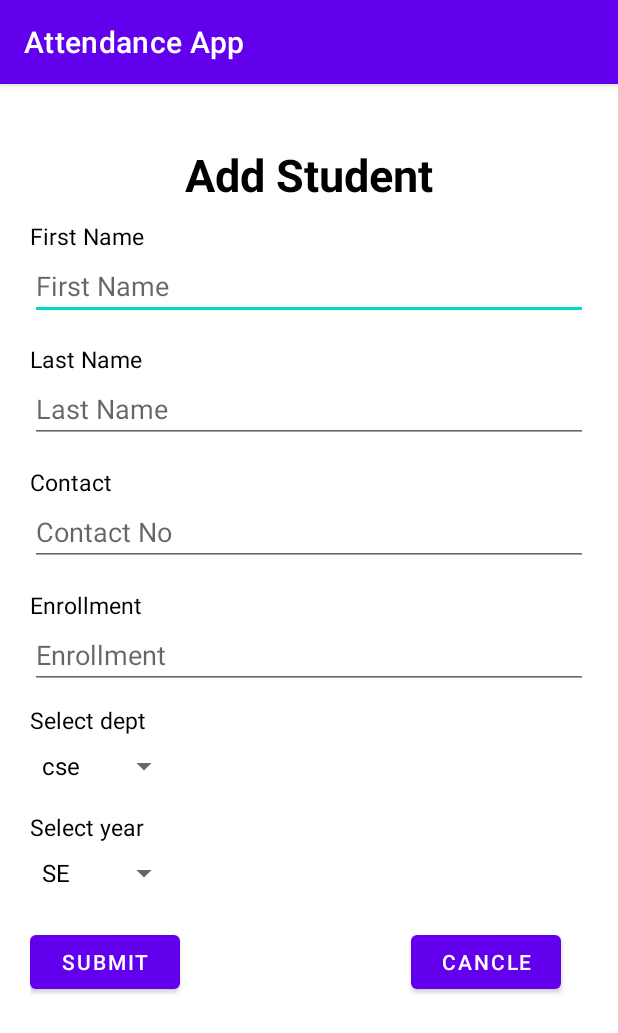
After one commit to TheYashshah/AttendanceApp, an Android app: the AddStudentActivity screen opened directly, with no data from a screen before it, on a phone screen of 412 x 824 dp. The commit adds this screen. Shown: the top 1033 px of the screen. Run offline under Robolectric (Android 15) with nearby library versions, the phone set to English and light mode, and no system bars.

Commit message:
some files added

```diff
--- a/app/src/main/AndroidManifest.xml
+++ b/app/src/main/AndroidManifest.xml
@@ -13,6 +13,12 @@
         android:supportsRtl="true"
         android:theme="@style/Theme.AttendanceApp"
         tools:targetApi="31" >
+        <activity
+            android:name=".AddFacultyActivity"
+            android:exported="false" />
+        <activity
+            android:name=".AddStudentActivity"
+            android:exported="false" />
         <activity
             android:name=".RegisterActivity"
             android:exported="false" />
--- /dev/null
+++ b/app/src/main/java/com/example/attendanceapp/AddStudentActivity.java
@@ -0,0 +1,147 @@
+package com.example.attendanceapp;
+
+import androidx.appcompat.app.AppCompatActivity;
+
+import android.content.Intent;
+import android.graphics.Color;
+import android.os.Bundle;
+import android.text.TextUtils;
+import android.view.View;
+import android.widget.AdapterView;
+import android.widget.ArrayAdapter;
+import android.widget.Button;
+import android.widget.EditText;
+import android.widget.Spinner;
+import android.widget.TextView;
+import android.widget.Toast;
+
+import com.example.attendanceapp.bean.StudentBean;
+import com.example.attendanceapp.db.DBAdapter;
+
+public class AddStudentActivity extends AppCompatActivity {
+
+    Button registerButton,CancelButton;
+    EditText textFirstName;
+    EditText textLastName;
+
+    EditText textcontact;
+    EditText textaddress;
+    Spinner spinnerbranch,spinneryear;
+    String userrole,branch,year;
+    private String[] branchString = new String[] { "cse"};
+    private String[] yearString = new String[] {"SE","TE","BE"};
+
+    @Override
+    protected void onCreate(Bundle savedInstanceState) {
+        super.onCreate(savedInstanceState);
+        setContentView(R.layout.activity_add_student);
+
+        spinnerbranch=(Spinner)findViewById(R.id.spinnerdept);
+        spinneryear=(Spinner)findViewById(R.id.spinneryear);
+        textFirstName=(EditText)findViewById(R.id.editTextFirstName);
+        textLastName=(EditText)findViewById(R.id.editTextLastName);
+        textcontact=(EditText)findViewById(R.id.editTextPhone);
+        textaddress=(EditText)findViewById(R.id.editTextaddr);
+        registerButton=(Button)findViewById(R.id.RegisterButton);
+        CancelButton = (Button)findViewById(R.id.Cancel_Button);
+
+        spinnerbranch.setOnItemSelectedListener(new AdapterView.OnItemSelectedListener() {
+            @Override
+            public void onItemSelected(AdapterView<?> arg0, View view, int arg2, long arg3) {
+                // TODO Auto-generated method stub
+                ((TextView) arg0.getChildAt(0)).setTextColor(Color.BLACK);
+                branch =(String) spinnerbranch.getSelectedItem();
+
+            }
+
+            @Override
+            public void onNothingSelected(AdapterView<?> arg0) {
+                // TODO Auto-generated method stub
+            }
+        });
+
+        ArrayAdapter<String> adapter_branch = new ArrayAdapter<String>(this,android.R.layout.simple_spinner_item, branchString);
+        adapter_branch.setDropDownViewResource(android.R.layout.simple_spinner_dropdown_item);
+        spinnerbranch.setAdapter(adapter_branch);
+
+///......................spinner2
+
+        spinneryear.setOnItemSelectedListener(new AdapterView.OnItemSelectedListener() {
+            @Override
+            public void onItemSelected(AdapterView<?> arg0, View view, int arg2, long arg3) {
+                // TODO Auto-generated method stub
+                ((TextView) arg0.getChildAt(0)).setTextColor(Color.BLACK);
+                year =(String) spinneryear.getSelectedItem();
+            }
+
+            @Override
+            public void onNothingSelected(AdapterView<?> arg0) {
+                // TODO Auto-generated method stub
+            }
+        });
+
+        ArrayAdapter<String> adapter_year = new ArrayAdapter<String>(this,android.R.layout.simple_spinner_item, yearString);
+        adapter_year.setDropDownViewResource(android.R.layout.simple_spinner_dropdown_item);
+        spinneryear.setAdapter(adapter_year);
+
+        registerButton.setOnClickListener(new View.OnClickListener() {
+
+            @Override
+            public void onClick(View v) {
+                // TODO Auto-generated method stub
+                //......................................validation
+                String first_name = textFirstName.getText().toString();
+                String last_name = textLastName.getText().toString();
+                String phone_no = textcontact.getText().toString();
+                String address = textaddress.getText().toString();
+
+                if (TextUtils.isEmpty(first_name)) {
+                    textFirstName.setError("please enter firstname");
+                }
+
+                else if (TextUtils.isEmpty(last_name)) {
+                    textLastName.setError("please enter lastname");
+                }
+                else if (TextUtils.isEmpty(phone_no)) {
+                    textcontact.setError("please enter phoneno");
+                }
+
+                else if (TextUtils.isEmpty(address)) {
+                    textaddress.setError("enter address");
+                }
+                else {
+
+                    StudentBean studentBean = new StudentBean();
+
+                    studentBean.setStudent_firstname(first_name);
+                    studentBean.setStudent_lastname(last_name);
+                    studentBean.setStudent_mobilenumber(phone_no);
+                    studentBean.setStudent_address(address);
+                    studentBean.setStudent_department(branch);
+                    studentBean.setStudent_class(year);
+
+                    DBAdapter dbAdapter= new DBAdapter(AddStudentActivity.this);
+                    dbAdapter.addStudent(studentBean);
+
+//                    Intent intent =new Intent(AddStudentActivity.this,MainActivity.class);
+//                    startActivity(intent);
+//                    finish();
+                    Toast.makeText(getApplicationContext(), "student added successfully", Toast.LENGTH_SHORT).show();
+
+                }
+            }
+        });
+
+        CancelButton.setOnClickListener(new View.OnClickListener() {
+            @Override
+            public void onClick(View view) {
+//                startActivity(new Intent(AddStudentActivity.this, MainActivity.class));
+                Intent intent =new Intent(AddStudentActivity.this,MainActivity.class);
+                intent.setFlags(Intent.FLAG_ACTIVITY_CLEAR_TOP);
+                startActivity(intent);
+            }
+        });
+
+
+    }
+}
--- a/app/src/main/java/com/example/attendanceapp/MainActivity.java
+++ b/app/src/main/java/com/example/attendanceapp/MainActivity.java
@@ -58,7 +58,7 @@ public class MainActivity extends AppCompatActivity {
                 addstudent.setOnClickListener(new View.OnClickListener() {
                     @Override
                     public void onClick(View view) {
-                        Intent intent =new Intent(MainActivity.this,RegisterActivity.class);
+                        Intent intent =new Intent(MainActivity.this,AddStudentActivity.class);
                         startActivity(intent);
                         Toast.makeText(MainActivity.this, "Add stundet Side...", Toast.LENGTH_SHORT).show();
                     }
@@ -67,7 +67,7 @@ public class MainActivity extends AppCompatActivity {
                 addteacher.setOnClickListener(new View.OnClickListener() {
                     @Override
                     public void onClick(View view) {
-                        Intent intent =new Intent(MainActivity.this,RegisterActivity.class);
+                        Intent intent =new Intent(MainActivity.this,AddFacultyActivity.class);
                         startActivity(intent);
                         Toast.makeText(MainActivity.this, "Add Teacher Side...", Toast.LENGTH_SHORT).show();
                     }
--- /dev/null
+++ b/app/src/main/res/layout/activity_add_student.xml
@@ -0,0 +1,191 @@
+<?xml version="1.0" encoding="utf-8"?>
+<ScrollView xmlns:android="http://schemas.android.com/apk/res/android"
+    xmlns:app="http://schemas.android.com/apk/res-auto"
+    xmlns:tools="http://schemas.android.com/tools"
+    android:layout_width="match_parent"
+    android:layout_height="match_parent"
+    tools:context=".AddStudentActivity">
+
+    <RelativeLayout
+        android:layout_width="match_parent"
+        android:layout_height="700dp"
+        android:layout_margin="20dp">
+
+        <TextView
+            android:id="@+id/textViewFormName"
+            android:layout_width="wrap_content"
+            android:layout_height="wrap_content"
+            android:layout_alignParentTop="true"
+            android:layout_centerHorizontal="true"
+            android:layout_marginTop="20dp"
+            android:text="Add Student"
+            android:textColor="@android:color/black"
+            android:textSize="30sp"
+            android:textStyle="bold" />
+
+        <TextView
+            android:id="@+id/textViewFirstName"
+            android:layout_width="wrap_content"
+            android:layout_height="wrap_content"
+            android:layout_alignParentLeft="true"
+            android:layout_below="@+id/textViewFormName"
+            android:layout_marginTop="10dp"
+            android:textSize="15sp"
+            android:text="First Name"
+            android:textColor="@android:color/black" />
+
+        <requestFocus />
+
+        <EditText
+            android:id="@+id/editTextFirstName"
+            android:layout_width="match_parent"
+            android:layout_height="match_parent"
+            android:layout_alignParentLeft="true"
+            android:layout_below="@+id/textViewFirstName"
+            android:ems="10"
+            android:hint="First Name"
+            android:inputType="textPersonName" />
+
+        <TextView
+            android:id="@+id/textViewLastName"
+            android:layout_width="wrap_content"
+            android:layout_height="wrap_content"
+            android:layout_alignLeft="@+id/editTextFirstName"
+            android:layout_below="@+id/editTextFirstName"
+            android:layout_marginTop="15dp"
+            android:textSize="15sp"
+            android:text="Last Name"
+            android:textColor="@android:color/black" />
+
+        <EditText
+            android:id="@+id/editTextLastName"
+            android:layout_width="match_parent"
+            android:layout_height="match_parent"
+            android:layout_alignLeft="@+id/textViewLastName"
+            android:layout_below="@+id/textViewLastName"
+            android:ems="10"
+            android:hint="Last Name"
+            android:inputType="textPersonName" />
+
+        <TextView
+            android:id="@+id/textViewPhone"
+            android:layout_width="wrap_content"
+            android:layout_height="wrap_content"
+            android:layout_below="@+id/editTextLastName"
+            android:layout_marginTop="15dp"
+            android:textSize="15sp"
+            android:text="Contact"
+            android:textColor="@android:color/black" />
+
+        <EditText
+            android:id="@+id/editTextPhone"
+            android:layout_width="match_parent"
+            android:layout_height="match_parent"
+            android:layout_below="@+id/textViewPhone"
+            android:layout_centerHorizontal="true"
+            android:ems="10"
+            android:hint="Contact No"
+            android:inputType="phone" />
+
+        <TextView
+            android:id="@+id/textViewUserName"
+            android:layout_width="wrap_content"
+            android:layout_height="wrap_content"
+            android:layout_alignLeft="@+id/editTextPhone"
+            android:layout_below="@+id/editTextPhone"
+            android:layout_marginTop="15dp"
+            android:textSize="15sp"
+            android:text="Enrollment"
+            android:textColor="@android:color/black" />
+
+        <EditText
+            android:id="@+id/editTextaddr"
+            android:layout_width="match_parent"
+            android:layout_height="match_parent"
+            android:layout_below="@+id/textViewUserName"
+            android:layout_alignParentRight="true"
+            android:ems="10"
+            android:hint="Enrollment" />
+
+
+        <TextView
+            android:id="@+id/textView1"
+            android:layout_width="wrap_content"
+            android:layout_height="wrap_content"
+            android:layout_alignParentLeft="true"
+            android:layout_below="@+id/editTextaddr"
+            android:text="Select dept"
+            android:textSize="15sp"
+            android:layout_marginTop="10dp"
+            android:textAppearance="?android:attr/textAppearanceSmall"
+            android:textColor="@android:color/black" />
+
+        <Spinner
+            android:id="@+id/spinnerdept"
+            android:layout_width="100dp"
+            android:layout_height="40dp"
+            android:layout_below="@+id/textView1"
+            android:layout_alignParentLeft="true"
+            android:textColor="@android:color/black" />
+
+        <TextView
+            android:id="@+id/textView2"
+            android:layout_width="wrap_content"
+            android:layout_height="wrap_content"
+            android:layout_below="@+id/spinnerdept"
+            android:layout_marginTop="10dp"
+            android:text="Select year"
+            android:textSize="15sp"
+            android:textAppearance="?android:attr/textAppearanceSmall"
+            android:textColor="@android:color/black" />
+
+        <Spinner
+            android:id="@+id/spinneryear"
+            android:layout_width="100dp"
+            android:layout_height="40dp"
+            android:layout_below="@+id/textView2"
+            android:textColor="@android:color/black"
+            android:layout_toRightOf="@+id/textViewPassword" />
+
+        <Button
+            android:id="@+id/RegisterButton"
+            android:layout_width="100dp"
+            android:layout_height="match_parent"
+            android:layout_below="@+id/spinneryear"
+            android:layout_marginTop="15dp"
+            android:text="submit"
+            android:textColor="@android:color/white" />
+
+        <Button
+            android:id="@+id/Cancel_Button"
+            android:layout_width="100dp"
+            android:layout_height="match_parent"
+            android:layout_above="@+id/MessageforRegister"
+            android:layout_alignParentRight="true"
+            android:layout_marginRight="18dp"
+            android:text="cancle"
+            android:textColor="@android:color/white" />
+
+        <TextView
+            android:id="@+id/MessageforRegister"
+            android:layout_width="wrap_content"
+            android:layout_height="wrap_content"
+            android:layout_below="@+id/RegisterButton"
+            android:layout_marginTop="54dp"
+            android:layout_toRightOf="@+id/textViewUserName"
+            android:text=""
+            android:textColor="@android:color/white" />
+
+        <TextView
+            android:id="@+id/textViewPassword"
+            android:layout_width="wrap_content"
+            android:layout_height="wrap_content"
+            android:layout_alignParentLeft="true"
+            android:layout_below="@+id/textViewUserName"
+            android:layout_marginTop="14dp"
+            android:text=""
+            android:textColor="@android:color/black" />
+
+    </RelativeLayout>
+
+</ScrollView>
```
Also changed, not shown: app/src/main/java/com/example/attendanceapp/AddFacultyActivity.java (added, +108 -0 lines), app/src/main/res/layout/activity_add_faculty.xml (added, +193 -0 lines).
